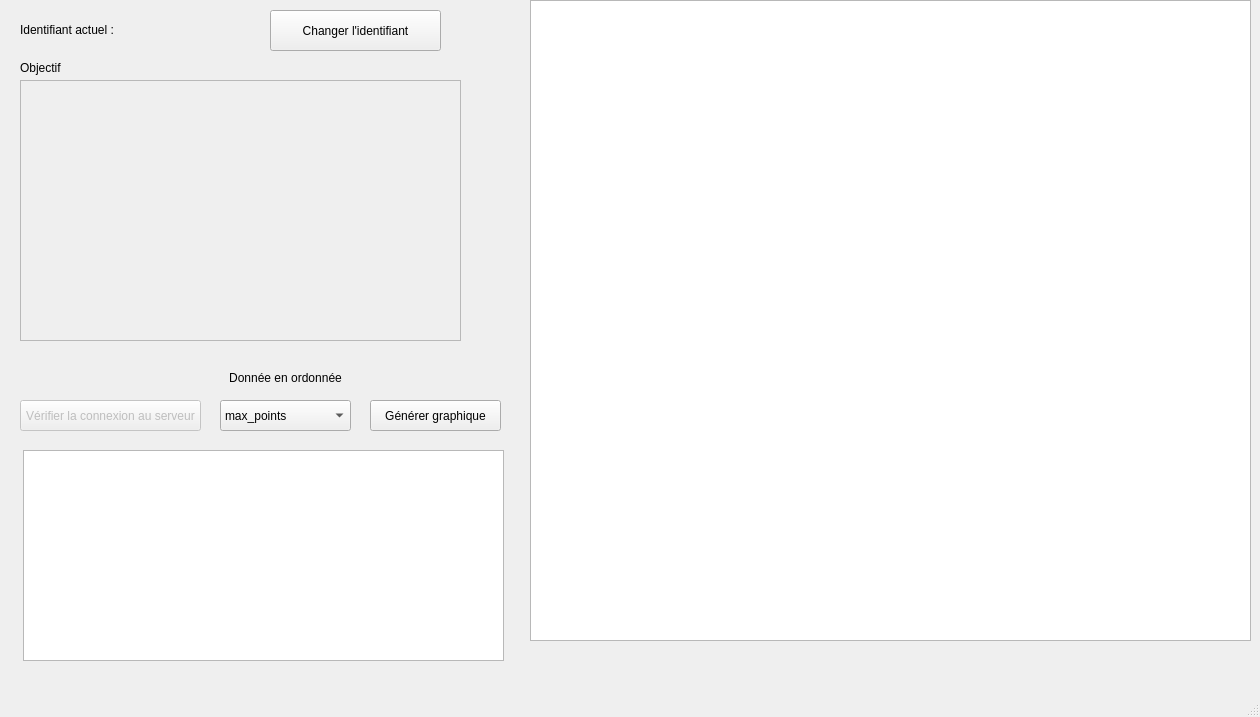
Qt form mainwindow.ui (darkruss48/Polar) before a commit.
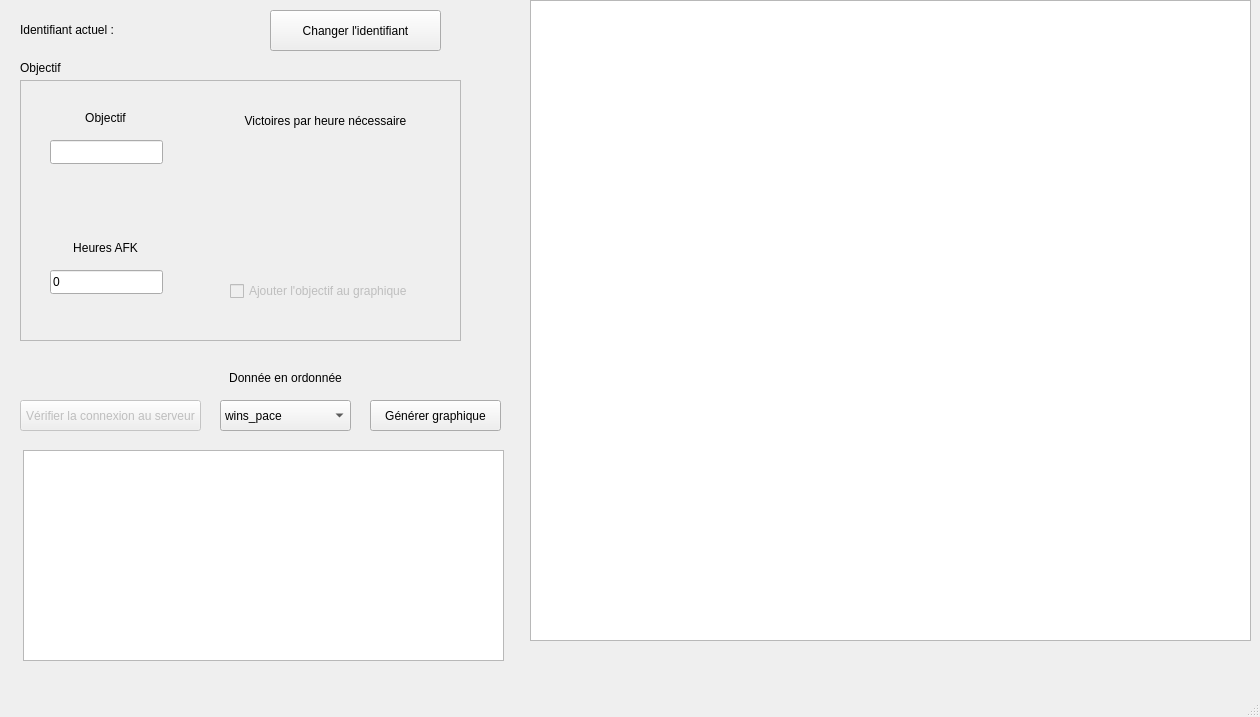
The same form after that commit.

Commit message: Adding the 'Goal' functionality to the main page ; Adding 'Tab' keybind to switch between the pages

Patch:
```diff
--- a/mainwindow.ui
+++ b/mainwindow.ui
@@ -133,6 +133,11 @@
       <height>31</height>
      </rect>
     </property>
+    <item>
+     <property name="text">
+      <string>wins_pace</string>
+     </property>
+    </item>
     <item>
      <property name="text">
       <string>max_points</string>
@@ -227,6 +232,125 @@
     <property name="midLineWidth">
      <number>0</number>
     </property>
+    <widget class="QLabel" name="label_4">
+     <property name="geometry">
+      <rect>
+       <x>50</x>
+       <y>160</y>
+       <width>71</width>
+       <height>16</height>
+      </rect>
+     </property>
+     <property name="text">
+      <string>Heures AFK</string>
+     </property>
+     <property name="alignment">
+      <set>Qt::AlignmentFlag::AlignCenter</set>
+     </property>
+    </widget>
+    <widget class="QLabel" name="label_5">
+     <property name="geometry">
+      <rect>
+       <x>50</x>
+       <y>30</y>
+       <width>71</width>
+       <height>16</height>
+      </rect>
+     </property>
+     <property name="text">
+      <string>Objectif</string>
+     </property>
+     <property name="alignment">
+      <set>Qt::AlignmentFlag::AlignCenter</set>
+     </property>
+    </widget>
+    <widget class="QLineEdit" name="lineEdit_goal">
+     <property name="geometry">
+      <rect>
+       <x>30</x>
+       <y>60</y>
+       <width>113</width>
+       <height>24</height>
+      </rect>
+     </property>
+     <property name="frame">
+      <bool>true</bool>
+     </property>
+    </widget>
+    <widget class="QLineEdit" name="lineEdit_afk">
+     <property name="geometry">
+      <rect>
+       <x>30</x>
+       <y>190</y>
+       <width>113</width>
+       <height>24</height>
+      </rect>
+     </property>
+     <property name="text">
+      <string notr="true">0</string>
+     </property>
+    </widget>
+    <widget class="QCheckBox" name="checkBox">
+     <property name="enabled">
+      <bool>false</bool>
+     </property>
+     <property name="geometry">
+      <rect>
+       <x>210</x>
+       <y>200</y>
+       <width>191</width>
+       <height>22</height>
+      </rect>
+     </property>
+     <property name="text">
+      <string>Ajouter l'objectif au graphique</string>
+     </property>
+    </widget>
+    <widget class="QLabel" name="label_6">
+     <property name="geometry">
+      <rect>
+       <x>220</x>
+       <y>30</y>
+       <width>171</width>
+       <height>21</height>
+      </rect>
+     </property>
+     <property name="text">
+      <string>Victoires par heure nécessaire</string>
+     </property>
+     <property name="alignment">
+      <set>Qt::AlignmentFlag::AlignCenter</set>
+     </property>
+    </widget>
+    <widget class="QLabel" name="label_win_pace">
+     <property name="geometry">
+      <rect>
+       <x>250</x>
+       <y>60</y>
+       <width>111</width>
+       <height>61</height>
+      </rect>
+     </property>
+     <property name="text">
+      <string/>
+     </property>
+    </widget>
+    <widget class="QLabel" name="label_7">
+     <property name="geometry">
+      <rect>
+       <x>220</x>
+       <y>130</y>
+       <width>171</width>
+       <height>61</height>
+      </rect>
+     </property>
+     <property name="text">
+      <string/>
+     </property>
+     <property name="alignment">
+      <set>Qt::AlignmentFlag::AlignCenter</set>
+     </property>
+    </widget>
    </widget>
    <widget class="QLabel" name="label_3">
     <property name="geometry">
```
Left out of the diff: 5 changed lines with no effect on the pictures. The commit also changes 7 other files.
